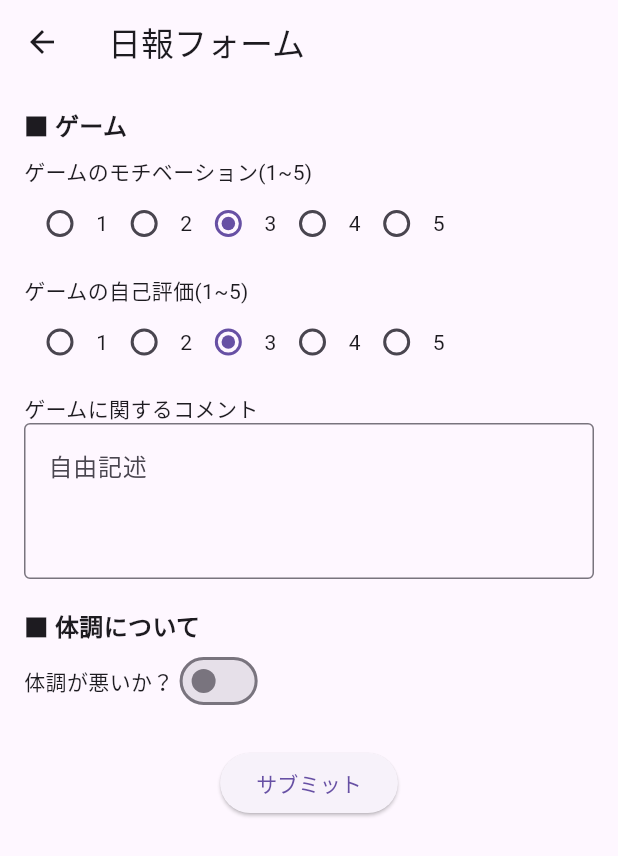
After one commit to heppoko-jc/carry_app, a Flutter app: the DailyReportScreen screen opened directly, on a phone screen of 412 x 824 dp. The commit adds this screen. Shown: the top 856 px of the screen. Run offline on Flutter 3.47's test engine with Material 3 defaults, Android fonts, the phone set to English and light mode, and no system bars; our stand-ins replace fl_chart, permission_handler, shared_preferences, webview_flutter; missing offline and left inert: health; accounts and stored records are empty.

Commit message:
日報　ガワ

```diff
--- /dev/null
+++ b/lib/screens/daily_report_screen.dart
@@ -0,0 +1,211 @@
+// daily_report_screen.dart
+import 'package:flutter/material.dart';
+
+class DailyReportScreen extends StatefulWidget {
+  const DailyReportScreen({super.key});
+
+  @override
+  State<DailyReportScreen> createState() => _DailyReportScreenState();
+}
+
+class _DailyReportScreenState extends State<DailyReportScreen> {
+  // -- ゲーム --
+  int _motivation = 3; // 五段階(1..5)の初期値
+  int _selfEval = 3; // 五段階(1..5)の初期値
+  final TextEditingController _gameCommentCtrl = TextEditingController();
+
+  // -- 体調 --
+  bool _isHealthBad = false;
+  final TextEditingController _symptomCtrl = TextEditingController();
+  final TextEditingController _placeCtrl = TextEditingController();
+  double _painLevel = 5; // 1..10
+  final TextEditingController _healthCommentCtrl = TextEditingController();
+
+  @override
+  Widget build(BuildContext context) {
+    return Scaffold(
+      appBar: AppBar(title: const Text("日報フォーム")),
+      body: SingleChildScrollView(
+        padding: const EdgeInsets.all(16),
+        child: Column(
+          crossAxisAlignment: CrossAxisAlignment.start,
+          children: [
+            // ========== ゲーム部分 ==========
+            const Text(
+              "■ ゲーム",
+              style: TextStyle(fontSize: 16, fontWeight: FontWeight.bold),
+            ),
+            const SizedBox(height: 8),
+
+            // ゲームのモチベーション(五段階)
+            const Text("ゲームのモチベーション(1~5)"),
+            Row(
+              children: List.generate(5, (index) {
+                final val = index + 1; // 1..5
+                return Row(
+                  children: [
+                    Radio<int>(
+                      value: val,
+                      groupValue: _motivation,
+                      onChanged: (v) {
+                        setState(() {
+                          _motivation = v!;
+                        });
+                      },
+                    ),
+                    Text("$val"),
+                  ],
+                );
+              }),
+            ),
+            const SizedBox(height: 10),
+
+            // ゲームの自己評価(五段階)
+            const Text("ゲームの自己評価(1~5)"),
+            Row(
+              children: List.generate(5, (index) {
+                final val = index + 1;
+                return Row(
+                  children: [
+                    Radio<int>(
+                      value: val,
+                      groupValue: _selfEval,
+                      onChanged: (v) {
+                        setState(() {
+                          _selfEval = v!;
+                        });
+                      },
+                    ),
+                    Text("$val"),
+                  ],
+                );
+              }),
+            ),
+            const SizedBox(height: 10),
+
+            // ゲームに関するコメント (記述式)
+            const Text("ゲームに関するコメント"),
+            TextField(
+              controller: _gameCommentCtrl,
+              maxLines: 3,
+              decoration: const InputDecoration(
+                border: OutlineInputBorder(),
+                hintText: '自由記述',
+              ),
+            ),
+
+            const SizedBox(height: 20),
+
+            // ========== 体調部分 ==========
+            const Text(
+              "■ 体調について",
+              style: TextStyle(fontSize: 16, fontWeight: FontWeight.bold),
+            ),
+            Row(
+              children: [
+                const Text("体調が悪いか？"),
+                Switch(
+                  value: _isHealthBad,
+                  onChanged: (val) {
+                    setState(() {
+                      _isHealthBad = val;
+                    });
+                  },
+                ),
+              ],
+            ),
+            if (_isHealthBad) ...[
+              // 症状(記述)
+              const Text("症状"),
+              TextField(
+                controller: _symptomCtrl,
+                decoration: const InputDecoration(
+                  border: OutlineInputBorder(),
+                  hintText: '症状の内容',
+                ),
+              ),
+              const SizedBox(height: 10),
+
+              // 場所(記述)
+              const Text("場所"),
+              TextField(
+                controller: _placeCtrl,
+                decoration: const InputDecoration(
+                  border: OutlineInputBorder(),
+                  hintText: '痛みや不調のある場所',
+                ),
+              ),
+              const SizedBox(height: 10),
+
+              // 痛み倦怠感 (1~10 slider)
+              const Text("痛み/倦怠感の度合い(1~10)"),
+              Slider(
+                min: 1,
+                max: 10,
+                divisions: 9,
+                value: _painLevel,
+                label: "${_painLevel.toInt()}",
+                onChanged: (val) {
+                  setState(() {
+                    _painLevel = val;
+                  });
+                },
+              ),
+              const SizedBox(height: 10),
+
+              // 補足コメント
+              const Text("補足コメント"),
+              TextField(
+                controller: _healthCommentCtrl,
+                maxLines: 3,
+                decoration: const InputDecoration(
+                  border: OutlineInputBorder(),
+                  hintText: '体調に関する補足',
+                ),
+              ),
+              const SizedBox(height: 10),
+            ],
+
+            const SizedBox(height: 20),
+
+            // ========== サブミットボタン ==========
+            Center(
+              child: ElevatedButton(
+                onPressed: _submitForm,
+                child: const Text("サブミット"),
+              ),
+            ),
+          ],
+        ),
+      ),
+    );
+  }
+
+  /// フォームをJsonにしてダミー送信 → メイン画面に戻る
+  void _submitForm() {
+    // 1. フォームの内容をJson形式でまとめ (ダミー)
+    final Map<String, dynamic> dailyReport = {
+      "game": {
+        "motivation": _motivation,
+        "selfEvaluation": _selfEval,
+        "comment": _gameCommentCtrl.text,
+      },
+      "health": {
+        "isBad": _isHealthBad,
+        if (_isHealthBad) ...{
+          "symptom": _symptomCtrl.text,
+          "place": _placeCtrl.text,
+          "painLevel": _painLevel.toInt(),
+          "comment": _healthCommentCtrl.text,
+        },
+      },
+    };
+
+    // TODO: ここで WebCarry へ送信
+    // いまはダミーでprint
+    print("DailyReport JSON => $dailyReport");
+
+    // 2. メイン画面に戻る
+    Navigator.pop(context);
+  }
+}
```
Also changed, not shown: lib/screens/main_screen.dart (+90 -99 lines).
